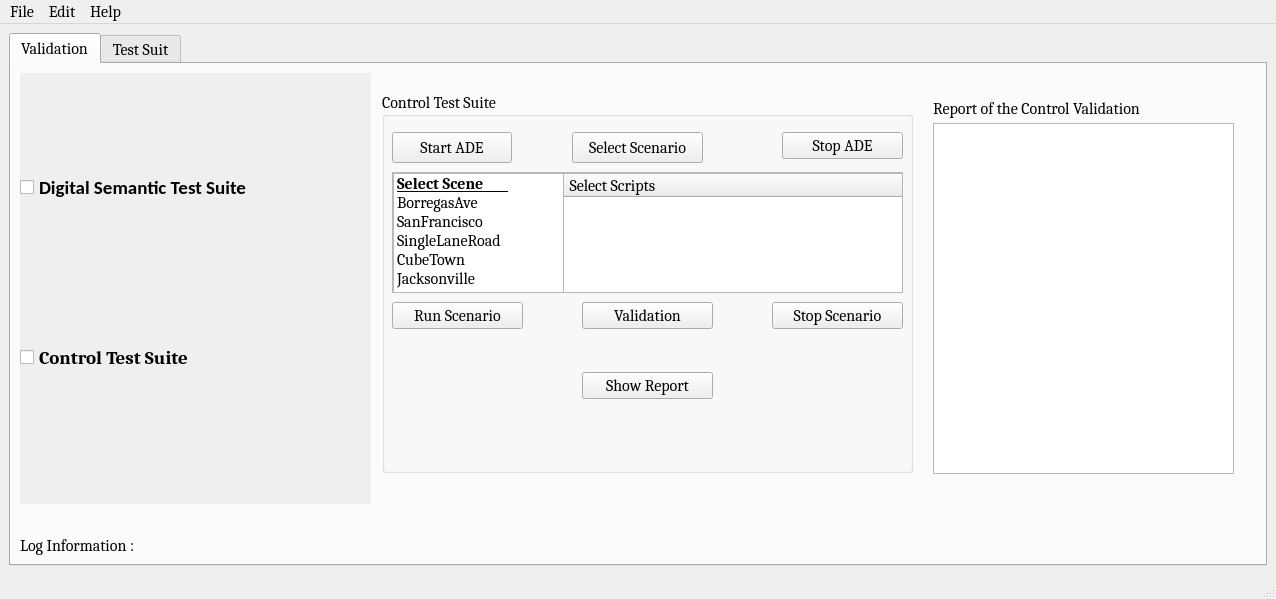
Before: the Qt Designer form Source_Code/UI_Suit/mainwindow.ui in PolyVerifFramework/PolyVerif, drawn with Qt 5.
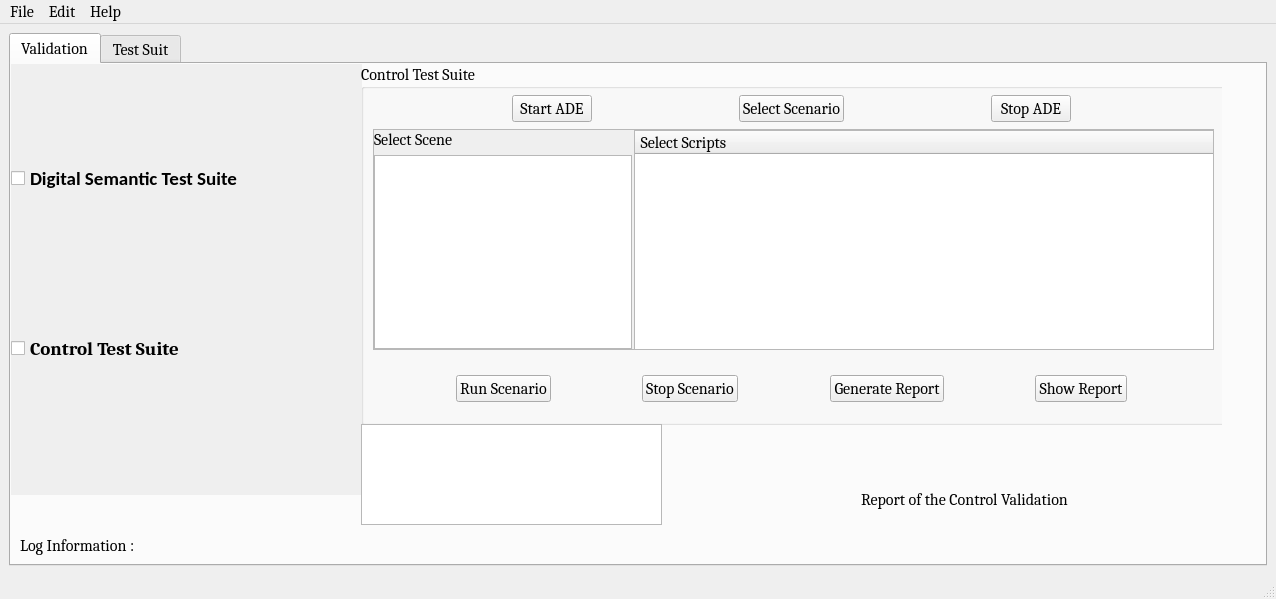
After: the same form once the commit is applied. The open tabs and pages were chosen to show the change.

```diff
--- a/Source_Code/UI_Suit/mainwindow.ui
+++ b/Source_Code/UI_Suit/mainwindow.ui
@@ -63,8 +63,8 @@
         </property>
         <property name="geometry">
          <rect>
-          <x>9</x>
-          <y>9</y>
+          <x>0</x>
+          <y>0</y>
           <width>1241</width>
           <height>481</height>
          </rect>
@@ -154,10 +154,10 @@
         <widget class="QStackedWidget" name="stackedWidget">
          <property name="geometry">
           <rect>
-           <x>353</x>
-           <y>10</y>
-           <width>881</width>
-           <height>421</height>
+           <x>350</x>
+           <y>0</y>
+           <width>861</width>
+           <height>471</height>
           </rect>
          </property>
          <property name="sizePolicy">
@@ -540,18 +540,15 @@
             <verstretch>0</verstretch>
            </sizepolicy>
           </property>
-          <widget class="QWidget" name="horizontalLayoutWidget_3">
-           <property name="geometry">
-            <rect>
-             <x>9</x>
-             <y>9</y>
-             <width>531</width>
-             <height>381</height>
-            </rect>
-           </property>
-           <layout class="QHBoxLayout" name="layout_control_suit">
-            <item>
              <widget class="QGroupBox" name="gbox_DST_Control_Suit">
+           <property name="geometry">
+            <rect>
+             <x>0</x>
+             <y>0</y>
+             <width>871</width>
+             <height>361</height>
+            </rect>
+           </property>
               <property name="sizePolicy">
                <sizepolicy hsizetype="Expanding" vsizetype="Expanding">
                 <horstretch>0</horstretch>
@@ -561,65 +558,13 @@
               <property name="title">
                <string>Control Test Suite</string>
               </property>
-              <widget class="QPushButton" name="b_control_start_ade">
-               <property name="geometry">
-                <rect>
-                 <x>10</x>
-                 <y>40</y>
-                 <width>120</width>
-                 <height>31</height>
-                </rect>
-               </property>
-               <property name="text">
-                <string>Start ADE</string>
-               </property>
-              </widget>
-              <widget class="QPushButton" name="b_control_stopAde">
-               <property name="geometry">
-                <rect>
-                 <x>400</x>
-                 <y>40</y>
-                 <width>121</width>
-                 <height>27</height>
-                </rect>
-               </property>
-               <property name="text">
-                <string>Stop ADE</string>
-               </property>
-              </widget>
-              <widget class="QPushButton" name="b_control_showreport">
-               <property name="geometry">
-                <rect>
-                 <x>200</x>
-                 <y>280</y>
-                 <width>131</width>
-                 <height>27</height>
-                </rect>
-               </property>
-               <property name="text">
-                <string>Show Report</string>
-               </property>
-              </widget>
-              <widget class="QPushButton" name="b_control_sel_scenario">
-               <property name="geometry">
-                <rect>
-                 <x>190</x>
-                 <y>40</y>
-                 <width>131</width>
-                 <height>31</height>
-                </rect>
-               </property>
-               <property name="text">
-                <string>Select Scenario</string>
-               </property>
-              </widget>
               <widget class="QScrollArea" name="scrollControl_ScenarioList">
                <property name="geometry">
                 <rect>
-                 <x>10</x>
-                 <y>80</y>
-                 <width>511</width>
-                 <height>121</height>
+              <x>12</x>
+              <y>65</y>
+              <width>841</width>
+              <height>221</height>
                 </rect>
                </property>
                <property name="widgetResizable">
@@ -630,17 +575,17 @@
                  <rect>
                   <x>0</x>
                   <y>0</y>
-                  <width>509</width>
-                  <height>119</height>
+               <width>839</width>
+               <height>219</height>
                  </rect>
                 </property>
                 <widget class="QTreeWidget" name="treeWidgetControl">
                  <property name="geometry">
                   <rect>
-                   <x>170</x>
+                <x>260</x>
                    <y>0</y>
-                   <width>341</width>
-                   <height>121</height>
+                <width>581</width>
+                <height>221</height>
                   </rect>
                  </property>
                  <column>
@@ -649,114 +594,226 @@
                   </property>
                  </column>
                 </widget>
-                <widget class="QListWidget" name="listWidgetSceneSelect">
+             <widget class="QWidget" name="layoutWidget">
                  <property name="geometry">
                   <rect>
                    <x>0</x>
                    <y>0</y>
-                   <width>171</width>
-                   <height>121</height>
-                  </rect>
-                 </property>
+                <width>258</width>
+                <height>219</height>
+               </rect>
+              </property>
+              <layout class="QVBoxLayout" name="verticalLayout_4">
                  <item>
+                <widget class="QLabel" name="label_5">
                   <property name="text">
-                   <string>Select Scene       </string>
-                  </property>
-                  <property name="font">
-                   <font>
-                    <pointsize>12</pointsize>
-                    <weight>75</weight>
-                    <bold>true</bold>
-                    <underline>true</underline>
-                   </font>
-                  </property>
+                  <string>Select Scene</string>
+                 </property>
+                </widget>
+               </item>
+               <item>
+                <widget class="QListWidget" name="listWidgetSceneSelect"/>
+               </item>
+              </layout>
+             </widget>
+            </widget>
+           </widget>
+           <widget class="QWidget" name="layoutWidget">
+            <property name="geometry">
+             <rect>
+              <x>10</x>
+              <y>30</y>
+              <width>841</width>
+              <height>29</height>
+             </rect>
+            </property>
+            <layout class="QHBoxLayout" name="horizontalLayout_3">
+             <item>
+              <spacer name="horizontalSpacer_16">
+               <property name="orientation">
+                <enum>Qt::Horizontal</enum>
+               </property>
+               <property name="sizeHint" stdset="0">
+                <size>
+                 <width>61</width>
+                 <height>24</height>
+                </size>
+               </property>
+              </spacer>
                  </item>
                  <item>
+              <widget class="QPushButton" name="b_control_start_ade">
                   <property name="text">
-                   <string>BorregasAve</string>
-                  </property>
+                <string>Start ADE</string>
+               </property>
+              </widget>
                  </item>
                  <item>
-                  <property name="text">
-                   <string>SanFrancisco</string>
-                  </property>
+              <spacer name="horizontalSpacer_13">
+               <property name="orientation">
+                <enum>Qt::Horizontal</enum>
+               </property>
+               <property name="sizeHint" stdset="0">
+                <size>
+                 <width>87</width>
+                 <height>24</height>
+                </size>
+               </property>
+              </spacer>
                  </item>
                  <item>
+              <widget class="QPushButton" name="b_control_sel_scenario">
                   <property name="text">
-                   <string>SingleLaneRoad</string>
-                  </property>
+                <string>Select Scenario</string>
+               </property>
+              </widget>
                  </item>
                  <item>
-                  <property name="text">
-                   <string>CubeTown</string>
-                  </property>
+              <spacer name="horizontalSpacer_14">
+               <property name="orientation">
+                <enum>Qt::Horizontal</enum>
+               </property>
+               <property name="sizeHint" stdset="0">
+                <size>
+                 <width>87</width>
+                 <height>24</height>
+                </size>
+               </property>
+              </spacer>
                  </item>
                  <item>
+              <widget class="QPushButton" name="b_control_stopAde">
                   <property name="text">
-                   <string>Jacksonville</string>
-                  </property>
-                 </item>
-                </widget>
-               </widget>
-              </widget>
+                <string>Stop ADE</string>
+               </property>
+              </widget>
+             </item>
+             <item>
+              <spacer name="horizontalSpacer_15">
+               <property name="orientation">
+                <enum>Qt::Horizontal</enum>
+               </property>
+               <property name="sizeHint" stdset="0">
+                <size>
+                 <width>61</width>
+                 <height>24</height>
+                </size>
+               </property>
+              </spacer>
+             </item>
+            </layout>
+           </widget>
+           <widget class="QWidget" name="layoutWidget">
+            <property name="geometry">
+             <rect>
+              <x>10</x>
+              <y>310</y>
+              <width>841</width>
+              <height>29</height>
+             </rect>
+            </property>
+            <layout class="QHBoxLayout" name="horizontalLayout_4">
+             <item>
+              <spacer name="horizontalSpacer_12">
+               <property name="orientation">
+                <enum>Qt::Horizontal</enum>
+               </property>
+               <property name="sizeHint" stdset="0">
+                <size>
+                 <width>68</width>
+                 <height>20</height>
+                </size>
+               </property>
+              </spacer>
+             </item>
+             <item>
               <widget class="QPushButton" name="b_control_run_scenario">
-               <property name="geometry">
-                <rect>
-                 <x>10</x>
-                 <y>210</y>
-                 <width>131</width>
-                 <height>27</height>
-                </rect>
-               </property>
                <property name="text">
                 <string>Run Scenario</string>
                </property>
               </widget>
+             </item>
+             <item>
+              <spacer name="horizontalSpacer_17">
+               <property name="orientation">
+                <enum>Qt::Horizontal</enum>
+               </property>
+               <property name="sizeHint" stdset="0">
+                <size>
+                 <width>38</width>
+                 <height>20</height>
+                </size>
+               </property>
+              </spacer>
+             </item>
+             <item>
               <widget class="QPushButton" name="b_control_stop_scenario">
-               <property name="geometry">
-                <rect>
-                 <x>390</x>
-                 <y>210</y>
-                 <width>131</width>
-                 <height>27</height>
-                </rect>
-               </property>
                <property name="text">
                 <string>Stop Scenario</string>
                </property>
               </widget>
+             </item>
+             <item>
+              <spacer name="horizontalSpacer_18">
+               <property name="orientation">
+                <enum>Qt::Horizontal</enum>
+               </property>
+               <property name="sizeHint" stdset="0">
+                <size>
+                 <width>38</width>
+                 <height>20</height>
+                </size>
+               </property>
+              </spacer>
+             </item>
+             <item>
               <widget class="QPushButton" name="b_control_validation">
-               <property name="geometry">
-                <rect>
-                 <x>200</x>
-                 <y>210</y>
-                 <width>131</width>
-                 <height>27</height>
-                </rect>
+               <property name="text">
+                <string>Generate Report</string>
                </property>
+              </widget>
+             </item>
+             <item>
+              <spacer name="horizontalSpacer_19">
+               <property name="orientation">
+                <enum>Qt::Horizontal</enum>
+               </property>
+               <property name="sizeHint" stdset="0">
+                <size>
+                 <width>38</width>
+                 <height>20</height>
+                </size>
+               </property>
+              </spacer>
+             </item>
+             <item>
+              <widget class="QPushButton" name="b_control_showreport">
                <property name="text">
-                <string>Validation</string>
+                <string>Show Report</string>
                </property>
               </widget>
-             </widget>
+             </item>
+             <item>
+              <spacer name="horizontalSpacer_20">
+               <property name="orientation">
+                <enum>Qt::Horizontal</enum>
+               </property>
+               <property name="sizeHint" stdset="0">
+                <size>
+                 <width>68</width>
+                 <height>20</height>
+                </size>
+               </property>
+              </spacer>
             </item>
            </layout>
           </widget>
-          <widget class="QTextBrowser" name="txtBrowser_control">
-           <property name="geometry">
-            <rect>
-             <x>560</x>
-             <y>40</y>
-             <width>301</width>
-             <height>351</height>
-            </rect>
-           </property>
           </widget>
           <widget class="QLabel" name="label">
            <property name="geometry">
             <rect>
-             <x>560</x>
-             <y>10</y>
+             <x>500</x>
+             <y>420</y>
              <width>281</width>
              <height>31</height>
             </rect>
@@ -765,6 +822,16 @@
             <string>Report of the Control Validation</string>
            </property>
           </widget>
+          <widget class="QTextBrowser" name="txtBrowser_control">
+           <property name="geometry">
+            <rect>
+             <x>0</x>
+             <y>360</y>
+             <width>301</width>
+             <height>101</height>
+            </rect>
+           </property>
+          </widget>
          </widget>
         </widget>
        </widget>
```
Left out of the diff: 6 changed lines with no effect on the pictures. Lines whose indentation alone changed are shown as unchanged.
